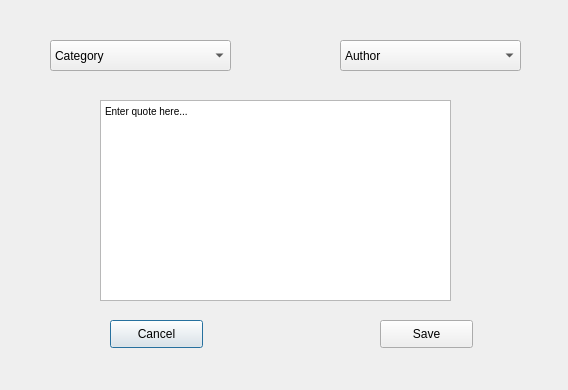
First picture: the form in wordforword/addquote.ui, repository kadealicious/CSC3220-T0-Quotes, before the edit.
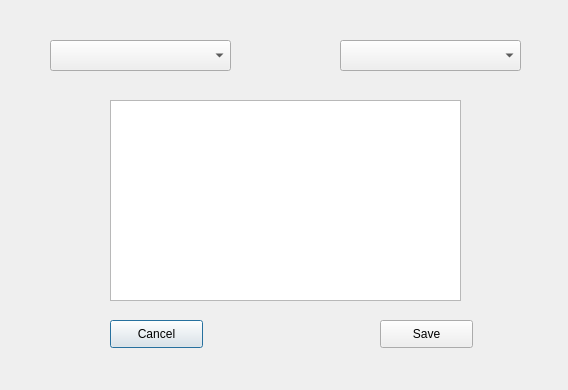
Second picture: the form after the edit.

The edit to the form file:
```diff
--- a/wordforword/addquote.ui
+++ b/wordforword/addquote.ui
@@ -22,27 +22,8 @@
      <height>31</height>
     </rect>
    </property>
-   <item>
-    <property name="text">
-     <string>Author</string>
-    </property>
-   </item>
-  </widget>
-  <widget class="QTextBrowser" name="text_quote">
-   <property name="geometry">
-    <rect>
-     <x>100</x>
-     <y>100</y>
-     <width>351</width>
-     <height>201</height>
-    </rect>
-   </property>
-   <property name="html">
-    <string>&lt;!DOCTYPE HTML PUBLIC &quot;-//W3C//DTD HTML 4.0//EN&quot; &quot;http://www.w3.org/TR/REC-html40/strict.dtd&quot;&gt;
-&lt;html&gt;&lt;head&gt;&lt;meta name=&quot;qrichtext&quot; content=&quot;1&quot; /&gt;&lt;style type=&quot;text/css&quot;&gt;
-p, li { white-space: pre-wrap; }
-&lt;/style&gt;&lt;/head&gt;&lt;body style=&quot; font-family:'MS Shell Dlg 2'; font-size:7.8pt; font-weight:400; font-style:normal;&quot;&gt;
-&lt;p style=&quot; margin-top:0px; margin-bottom:0px; margin-left:0px; margin-right:0px; -qt-block-indent:0; text-indent:0px;&quot;&gt;Enter quote here...&lt;/p&gt;&lt;/body&gt;&lt;/html&gt;</string>
+   <property name="placeholderText">
+    <string>Select an Author</string>
    </property>
   </widget>
   <widget class="QComboBox" name="dropdown_category">
@@ -54,11 +35,9 @@
      <height>31</height>
     </rect>
    </property>
-   <item>
-    <property name="text">
-     <string>Category</string>
-    </property>
-   </item>
+   <property name="placeholderText">
+    <string>Select a Category</string>
+   </property>
   </widget>
   <widget class="QPushButton" name="pushButton">
    <property name="geometry">
@@ -86,6 +65,23 @@
     <string>Save</string>
    </property>
   </widget>
+  <widget class="QTextEdit" name="textEdit">
+   <property name="geometry">
+    <rect>
+     <x>110</x>
+     <y>100</y>
+     <width>351</width>
+     <height>201</height>
+    </rect>
+   </property>
+   <property name="html">
+    <string>&lt;!DOCTYPE HTML PUBLIC &quot;-//W3C//DTD HTML 4.0//EN&quot; &quot;http://www.w3.org/TR/REC-html40/strict.dtd&quot;&gt;
+&lt;html&gt;&lt;head&gt;&lt;meta name=&quot;qrichtext&quot; content=&quot;1&quot; /&gt;&lt;style type=&quot;text/css&quot;&gt;
+p, li { white-space: pre-wrap; }
+&lt;/style&gt;&lt;/head&gt;&lt;body style=&quot; font-family:'MS Shell Dlg 2'; font-size:7.8pt; font-weight:400; font-style:normal;&quot;&gt;
+&lt;p style=&quot;-qt-paragraph-type:empty; margin-top:0px; margin-bottom:0px; margin-left:0px; margin-right:0px; -qt-block-indent:0; text-indent:0px;&quot;&gt;&lt;br /&gt;&lt;/p&gt;&lt;/body&gt;&lt;/html&gt;</string>
+   </property>
+  </widget>
  </widget>
  <resources/>
  <connections/>
```
